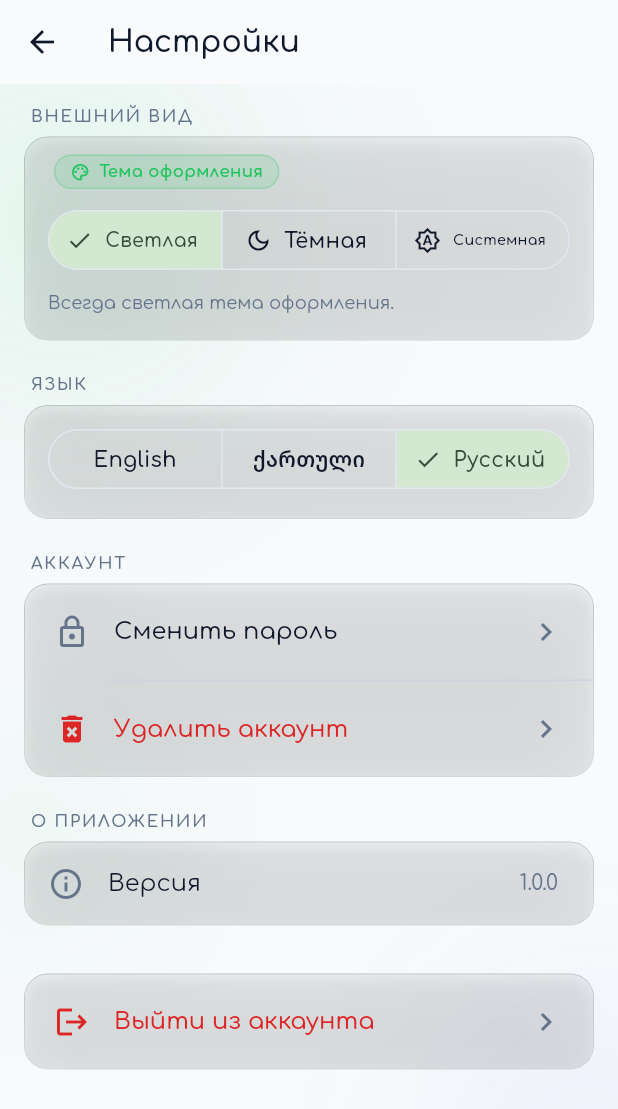
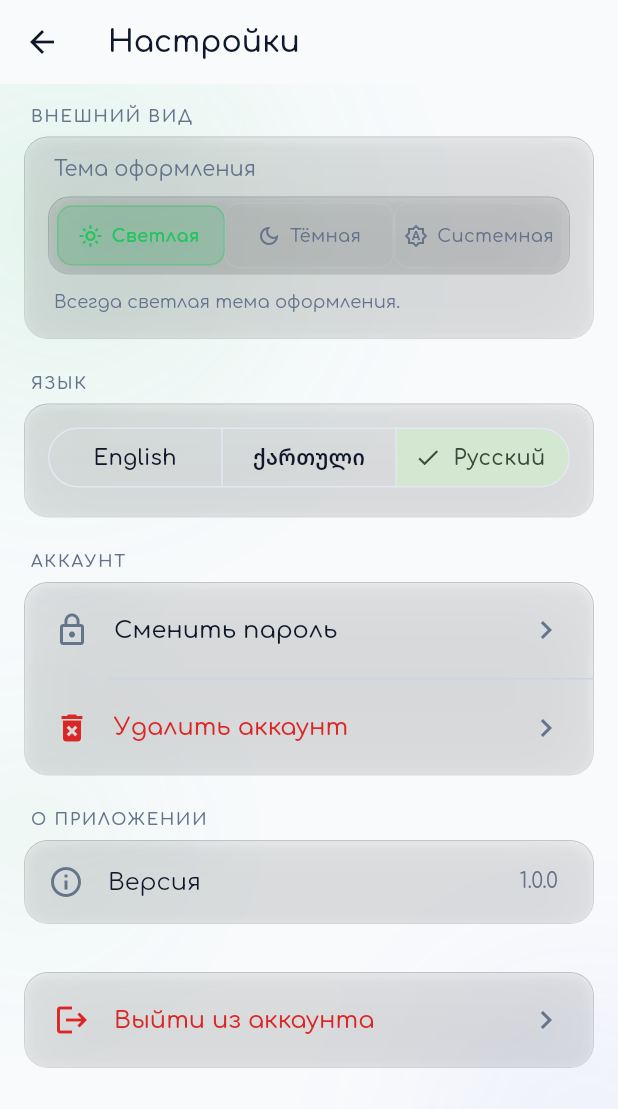
Before and after one commit to thefatedone/fitness-project, a Flutter app: the SettingsScreen screen opened directly, after a tap on "Светлая", on a phone screen of 412 x 824 dp. Shown: the top 1109 px of the screen. Run offline on Flutter 3.47's test engine with Material 3 defaults, Android fonts, the phone set to English and light mode, and no system bars; our stand-ins replace dio, fl_chart, flutter_markdown, flutter_secure_storage, image_cropper, image_picker and 1 more; accounts and stored records are empty.

Commit message:
feat(glass): wire hero tier on calories card + revert Theme picker to GlassSurface
Part 1 (Depth & Material Foundation) — final wiring + scope cleanup:

* tracker_home_screen: _CaloriesSummaryCard now passes
  `elevation: GlassElevation.hero, enableSpecular: true` to GlassCard.
  Hero tier drives the deepest blur (25 px), strongest specular
  gleam (0.18 alpha peak), thickest top border (0.24 alpha), and
  the brightest refractive edge line (0.32 alpha) — the single
  most prominent surface on the Today screen.

* glass_card: forwards `elevation` and `enableSpecular` to
  GlassSurface. Existing call sites stay on the `surface` tier
  (defaulted inside GlassSurface) so nothing else on the screen
  moves.

* glass_surface: revert unintended change — edge-shadow
  offsetY was being passed `GlassTokens.edgeShadowBlur` instead
  of `GlassTokens.edgeShadowOffsetY`. Restored to the original
  constant.

* settings_screen: revert prior out-of-scope change. The Theme
  picker is back to the custom `_ThemeModeSwitcher` (a
  GlassSurface-backed sliding-pill segmented control) inside
  a GlassCard. The Material 3 SegmentedButton + non-glass pill
  badge that crept in from a previous session are removed —
  that styling had nothing to do with the Liquid Glass Cardinal
  Upgrade and actively removed glass treatment from a screen.

Co-Authored-By: Claude Code <noreply@anthropic.com>

```diff
--- a/flutter_app/lib/features/settings/screens/settings_screen.dart
+++ b/flutter_app/lib/features/settings/screens/settings_screen.dart
@@ -115,111 +115,29 @@ class _SettingsScreenState extends State<SettingsScreen> {
                   child: Column(
                     crossAxisAlignment: CrossAxisAlignment.start,
                     children: [
-                      // Polished "Theme" pill badge — mirrors the
-                      // Liquid Glass eyebrow pattern used by the
-                      // Hero badge. Small brand-tinted swatch + icon
-                      // + label, all wrapped in a single rounded
-                      // rectangle so the Theme window reads as a
-                      // cohesive unit rather than a plain muted label
-                      // above a separate picker.
+                      // Label sits inside the glass card so the
+                      // Theme window reads as one cohesive unit
+                      // rather than a separate header above the
+                      // picker. Plain muted text — the picker below
+                      // is the dominant visual.
                       Padding(
-                        padding: const EdgeInsets.only(left: 4, bottom: 10),
-                        child: Container(
-                          padding: const EdgeInsets.symmetric(
-                            horizontal: 10,
-                            vertical: 4,
-                          ),
-                          decoration: BoxDecoration(
-                            color: theme.colorScheme.primary
-                                .withValues(alpha: 0.12),
-                            borderRadius: BorderRadius.circular(999),
-                            border: Border.all(
-                              color: theme.colorScheme.primary
-                                  .withValues(alpha: 0.25),
-                            ),
-                          ),
-                          child: Row(
-                            mainAxisSize: MainAxisSize.min,
-                            children: [
-                              Icon(
-                                Icons.palette_outlined,
-                                size: 13,
-                                color: theme.colorScheme.primary,
+                        padding: const EdgeInsets.only(left: 4, bottom: 8),
+                        child: Text(
+                          l10n.settingsSectionTheme,
+                          style: theme.textTheme.bodyMedium?.copyWith(
+                                color: theme.colorScheme.onSurfaceVariant,
                               ),
-                              const SizedBox(width: 6),
-                              Text(
-                                l10n.settingsSectionTheme,
-                                style: theme.textTheme.labelSmall?.copyWith(
-                                  color: theme.colorScheme.primary,
-                                  fontWeight: FontWeight.w600,
-                                ),
-                              ),
-                            ],
-                          ),
                         ),
                       ),
-                      // Picker — M3's `SegmentedButton` matches
-                      // the language switcher's visual language
-                      // exactly: same fixed-height rounded edges,
-                      // same selection-indicator style, same icon-
-                      // +label pattern. The custom `_ThemeModeSwitcher`
-                      // that lived here before had a sliding-pill
-                      // that occasionally extended slightly past the
-                      // window corners at narrow phone widths — the
-                      // M3 widget handles its own clipping correctly.
                       SizedBox(
                         width: double.infinity,
-                        child: SegmentedButton<AppThemeMode>(
-                          segments: [
-                            ButtonSegment(
-                              value: AppThemeMode.light,
-                              icon: const Icon(Icons.light_mode_outlined),
-                              label: FittedBox(
-                                fit: BoxFit.scaleDown,
-                                child: Text(
-                                  l10n.themeLight,
-                                  maxLines: 1,
-                                ),
-                              ),
-                            ),
-                            ButtonSegment(
-                              value: AppThemeMode.dark,
-                              icon: const Icon(Icons.dark_mode_outlined),
-                              label: FittedBox(
-                                fit: BoxFit.scaleDown,
-                                child: Text(
-                                  l10n.themeDark,
-                                  maxLines: 1,
-                                ),
-                              ),
-                            ),
-                            ButtonSegment(
-                              value: AppThemeMode.system,
-                              icon: const Icon(Icons.brightness_auto_outlined),
-                              label: FittedBox(
-                                fit: BoxFit.scaleDown,
-                                child: Text(
-                                  l10n.themeSystem,
-                                  maxLines: 1,
-                                ),
-                              ),
-                            ),
-                          ],
-                          selected: {currentMode},
-                          onSelectionChanged: (selection) {
-                            // SegmentedButton fires with an empty set
-                            // when the user taps the already-selected
-                            // segment (no-op per Flutter contract);
-                            // guard so we don't write the same value
-                            // back and trigger an unnecessary
-                            // notifyListeners.
-                            if (selection.isEmpty) return;
-                            _setThemeMode(selection.first);
-                          },
+                        child: _ThemeModeSwitcher(
+                          currentMode: currentMode,
+                          onChanged: _setThemeMode,
                         ),
                       ),
                       Padding(
-                        padding: const EdgeInsets.only(top: 10),
+                        padding: const EdgeInsets.only(top: 10, left: 4),
                         child: Text(
                           _themeDescription(context, currentMode),
                           style: theme.textTheme.bodySmall?.copyWith(
--- a/flutter_app/lib/features/tracker/screens/tracker_home_screen.dart
+++ b/flutter_app/lib/features/tracker/screens/tracker_home_screen.dart
@@ -4,6 +4,7 @@ import 'package:provider/provider.dart';
 
 import '../../../l10n/gen/app_localizations.dart';
 
+import '../../../theme/glass_tokens.dart';
 import '../../../shared/widgets/app_dock.dart';
 import '../../../shared/widgets/email_verification_banner.dart';
 import '../../auth/providers/auth_provider.dart';
@@ -898,6 +899,8 @@ class _CaloriesSummaryCard extends StatelessWidget {
     return GlassCard(
       padding: const EdgeInsets.fromLTRB(20, 18, 20, 20),
       borderRadius: BorderRadius.circular(20),
+      elevation: GlassElevation.hero,
+      enableSpecular: true,
       suppressBlur: suppressBlur,
       child: Row(
         crossAxisAlignment: CrossAxisAlignment.center,
--- a/flutter_app/lib/widgets/glass/glass_card.dart
+++ b/flutter_app/lib/widgets/glass/glass_card.dart
@@ -44,6 +44,8 @@ class GlassCard extends StatefulWidget {
     this.hapticOnPress = true,
     this.borderColorOverride,
     this.suppressBlur,
+    this.elevation,
+    this.enableSpecular = false,
   });
 
   /// Inner content of the card.
@@ -82,6 +84,26 @@ class GlassCard extends StatefulWidget {
   /// frame. A `true` value forces the solid fallback path even
   /// when Reduce Transparency is off.
   final ValueListenable<bool>? suppressBlur;
+
+  /// Forwarded to [GlassSurface] for tier-aware blur sigma,
+  /// specular alpha, border alpha, and the hero shadow bump.
+  /// When `null`, [GlassSurface] falls back to a tier derived
+  /// from its `surfaceClass` (chip → `inline`, card/modal →
+  /// `surface`) so existing call sites stay working.
+  ///
+  /// The hero tier — currently the calorie summary card — gets
+  /// the deepest blur (25 px), the strongest specular gleam, and
+  /// a visibly deeper shadow so the most important surface on
+  /// screen reads as clearly floating above everything else.
+  final GlassElevation? elevation;
+
+  /// Forwarded to [GlassSurface]. When `true` the painter draws
+  /// the soft diffuse specular highlight + the refractive
+  /// top-edge line on top of the surface. The default for cards
+  /// is `false` so subtle / inline glass stays understated; the
+  /// hero tier on the calories ring card sets this to `true` so
+  /// the card reads as the most prominent surface on screen.
+  final bool enableSpecular;
 
   @override
   State<GlassCard> createState() => _GlassCardState();
@@ -182,6 +204,8 @@ class _GlassCardState extends State<GlassCard>
             borderRadius: widget.borderRadius,
             borderColorOverride: widget.borderColorOverride,
             suppressBlur: widget.suppressBlur,
+            elevation: widget.elevation,
+            enableSpecular: widget.enableSpecular,
             child: widget.child,
           ),
         ),
--- a/flutter_app/lib/widgets/glass/glass_surface.dart
+++ b/flutter_app/lib/widgets/glass/glass_surface.dart
@@ -280,7 +280,7 @@ class _GlassPainter extends CustomPainter {
         canvas,
         size,
         blur: GlassTokens.edgeShadowBlur,
-        offsetY: GlassTokens.edgeShadowBlur,
+        offsetY: GlassTokens.edgeShadowOffsetY,
         opacity: baseEdge,
       );
     }
```
